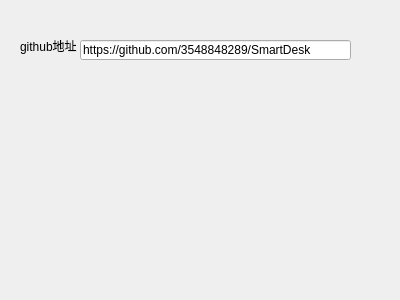
Above: MoreFunction/MoreFunction.ui from 3548848289/SmartDesk before the change. Below: the same form after it.
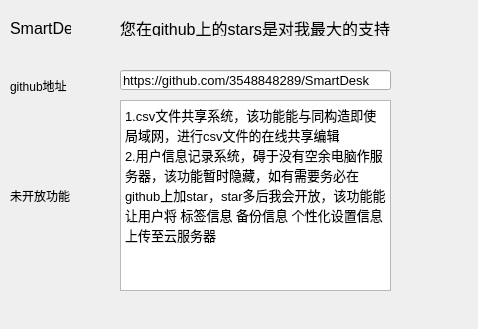
That is the form after the change.

```diff
--- a/MoreFunction/MoreFunction.ui
+++ b/MoreFunction/MoreFunction.ui
@@ -6,8 +6,8 @@
    <rect>
     <x>0</x>
     <y>0</y>
-    <width>400</width>
-    <height>300</height>
+    <width>478</width>
+    <height>329</height>
    </rect>
   </property>
   <property name="windowTitle">
@@ -16,9 +16,9 @@
   <widget class="QLabel" name="label">
    <property name="geometry">
     <rect>
-     <x>20</x>
-     <y>30</y>
-     <width>71</width>
+     <x>10</x>
+     <y>70</y>
+     <width>61</width>
      <height>31</height>
     </rect>
    </property>
@@ -29,16 +29,91 @@
   <widget class="QLineEdit" name="lineEdit">
    <property name="geometry">
     <rect>
-     <x>80</x>
-     <y>40</y>
+     <x>120</x>
+     <y>70</y>
      <width>271</width>
      <height>20</height>
     </rect>
    </property>
+   <property name="font">
+    <font>
+     <pointsize>10</pointsize>
+    </font>
+   </property>
    <property name="text">
     <string>https://github.com/3548848289/SmartDesk</string>
    </property>
   </widget>
+  <widget class="QLabel" name="label_2">
+   <property name="geometry">
+    <rect>
+     <x>10</x>
+     <y>120</y>
+     <width>71</width>
+     <height>151</height>
+    </rect>
+   </property>
+   <property name="text">
+    <string>未开放功能</string>
+   </property>
+  </widget>
+  <widget class="QTextEdit" name="textEdit">
+   <property name="geometry">
+    <rect>
+     <x>120</x>
+     <y>100</y>
+     <width>271</width>
+     <height>191</height>
+    </rect>
+   </property>
+   <property name="html">
+    <string>&lt;!DOCTYPE HTML PUBLIC &quot;-//W3C//DTD HTML 4.0//EN&quot; &quot;http://www.w3.org/TR/REC-html40/strict.dtd&quot;&gt;
+&lt;html&gt;&lt;head&gt;&lt;meta name=&quot;qrichtext&quot; content=&quot;1&quot; /&gt;&lt;meta charset=&quot;utf-8&quot; /&gt;&lt;style type=&quot;text/css&quot;&gt;
+p, li { white-space: pre-wrap; }
+hr { height: 1px; border-width: 0; }
+li.unchecked::marker { content: &quot;\2610&quot;; }
+li.checked::marker { content: &quot;\2612&quot;; }
+&lt;/style&gt;&lt;/head&gt;&lt;body style=&quot; font-family:'Microsoft YaHei UI'; font-size:9pt; font-weight:400; font-style:normal;&quot;&gt;
+&lt;p style=&quot; margin-top:0px; margin-bottom:0px; margin-left:0px; margin-right:0px; -qt-block-indent:0; text-indent:0px;&quot;&gt;&lt;span style=&quot; font-size:10pt;&quot;&gt;1.csv文件共享系统，该功能能与同构造即使局域网，进行csv文件的在线共享编辑&lt;/span&gt;&lt;/p&gt;
+&lt;p style=&quot; margin-top:0px; margin-bottom:0px; margin-left:0px; margin-right:0px; -qt-block-indent:0; text-indent:0px;&quot;&gt;&lt;span style=&quot; font-size:10pt;&quot;&gt;2.用户信息记录系统，碍于没有空余电脑作服务器，该功能暂时隐藏，如有需要务必在github上加star，star多后我会开放，该功能能让用户将 标签信息 备份信息 个性化设置信息 上传至云服务器&lt;/span&gt;&lt;/p&gt;&lt;/body&gt;&lt;/html&gt;</string>
+   </property>
+  </widget>
+  <widget class="QLabel" name="label_4">
+   <property name="geometry">
+    <rect>
+     <x>10</x>
+     <y>20</y>
+     <width>61</width>
+     <height>16</height>
+    </rect>
+   </property>
+   <property name="font">
+    <font>
+     <pointsize>12</pointsize>
+    </font>
+   </property>
+   <property name="text">
+    <string>SmartDesk</string>
+   </property>
+  </widget>
+  <widget class="QLabel" name="label_5">
+   <property name="geometry">
+    <rect>
+     <x>120</x>
+     <y>20</y>
+     <width>271</width>
+     <height>16</height>
+    </rect>
+   </property>
+   <property name="font">
+    <font>
+     <pointsize>12</pointsize>
+    </font>
+   </property>
+   <property name="text">
+    <string>您在github上的stars是对我最大的支持！</string>
+   </property>
+  </widget>
  </widget>
  <resources/>
  <connections/>
```
